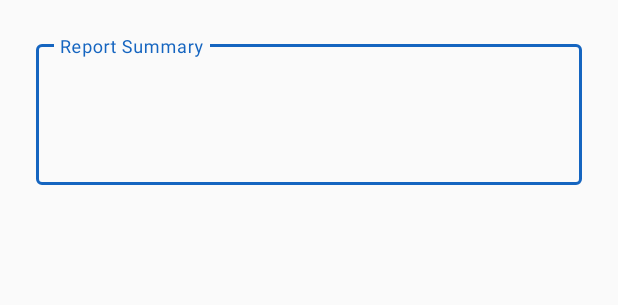
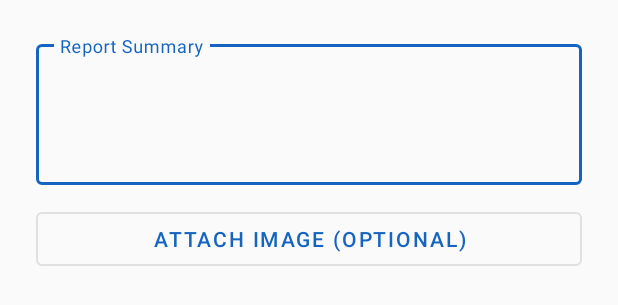
Before and after one commit to rajashish147/FieldTrack, an Android app: the layout dialog_add_report.xml on its own in the app's theme, with its tools: preview values and no code run, on a phone screen of 412 x 824 dp. Shown: the top 305 px of the screen. Run offline under Robolectric (Android 15) with nearby library versions, the phone set to English and light mode, and no system bars; network calls fail.

Commit message:
Implement daily work reports with one-per-day enforcement and optional image upload

```diff
--- a/app/src/main/java/com/fieldtrack/app/data/local/dao/ReportDao.kt
+++ b/app/src/main/java/com/fieldtrack/app/data/local/dao/ReportDao.kt
@@ -28,4 +28,7 @@ interface ReportDao {
 
     @Query("UPDATE reports SET isSynced = 1 WHERE id IN (:ids)")
     suspend fun markAsSynced(ids: List<String>)
+
+    @Query("SELECT * FROM reports WHERE userId = :userId AND date = :date LIMIT 1")
+    suspend fun getReportByUserAndDate(userId: String, date: String): ReportEntity?
 }
--- a/app/src/main/java/com/fieldtrack/app/data/repository/ReportRepository.kt
+++ b/app/src/main/java/com/fieldtrack/app/data/repository/ReportRepository.kt
@@ -72,6 +72,11 @@ class ReportRepository(
             }
         }
 
+    suspend fun hasReportForToday(userId: String, date: String): Boolean =
+        withContext(Dispatchers.IO) {
+            reportDao.getReportByUserAndDate(userId, date) != null
+        }
+
     suspend fun fetchAllReports(): NetworkResult<List<Report>> =
         withContext(Dispatchers.IO) {
             try {
--- a/app/src/main/java/com/fieldtrack/app/di/ViewModelModule.kt
+++ b/app/src/main/java/com/fieldtrack/app/di/ViewModelModule.kt
@@ -14,7 +14,7 @@ val viewModelModule = module {
     viewModel { LoginViewModel(get()) }
     viewModel { DashboardViewModel(get(), get(), get(), get()) }
     viewModel { MapViewModel(get()) }
-    viewModel { ReportViewModel(get(), get()) }
+    viewModel { ReportViewModel(get(), get(), get()) }
     viewModel { ExpenseViewModel(get(), get()) }
     viewModel { AdminViewModel(get(), get(), get(), get()) }
 }
--- /dev/null
+++ b/app/src/main/res/drawable/bg_image_placeholder.xml
@@ -0,0 +1,8 @@
+<shape xmlns:android="http://schemas.android.com/apk/res/android"
+    android:shape="rectangle">
+    <corners android:radius="8dp" />
+    <stroke
+        android:width="1dp"
+        android:color="#E0E0E0" />
+    <solid android:color="#F5F5F5" />
+</shape>
--- /dev/null
+++ b/app/src/main/res/drawable/ic_camera.xml
@@ -0,0 +1,13 @@
+<vector xmlns:android="http://schemas.android.com/apk/res/android"
+    android:width="24dp"
+    android:height="24dp"
+    android:viewportWidth="24"
+    android:viewportHeight="24"
+    android:tint="?attr/colorControlNormal">
+    <path
+        android:fillColor="@android:color/white"
+        android:pathData="M12,12m-3.2,0a3.2,3.2 0,1 1,6.4 0a3.2,3.2 0,1 1,-6.4 0" />
+    <path
+        android:fillColor="@android:color/white"
+        android:pathData="M9,2L7.17,4H4c-1.1,0 -2,0.9 -2,2v12c0,1.1 0.9,2 2,2h16c1.1,0 2,-0.9 2,-2V6c0,-1.1 -0.9,-2 -2,-2h-3.17L15,2H9zm3,15c-2.76,0 -5,-2.24 -5,-5s2.24,-5 5,-5 5,2.24 5,5 -2.24,5 -5,5z" />
+</vector>
--- a/app/src/main/res/layout/dialog_add_report.xml
+++ b/app/src/main/res/layout/dialog_add_report.xml
@@ -21,4 +21,34 @@
 
     </com.google.android.material.textfield.TextInputLayout>
 
+    <com.google.android.material.button.MaterialButton
+        android:id="@+id/btn_attach_image"
+        style="@style/Widget.MaterialComponents.Button.OutlinedButton"
+        android:layout_width="match_parent"
+        android:layout_height="wrap_content"
+        android:layout_marginTop="12dp"
+        android:text="Attach Image (Optional)"
+        android:drawableStart="@drawable/ic_camera"
+        android:drawablePadding="8dp" />
+
+    <ImageView
+        android:id="@+id/iv_preview"
+        android:layout_width="match_parent"
+        android:layout_height="160dp"
+        android:layout_marginTop="8dp"
+        android:scaleType="centerCrop"
+        android:visibility="gone"
+        android:contentDescription="Image preview"
+        android:background="@drawable/bg_image_placeholder" />
+
+    <TextView
+        android:id="@+id/tv_remove_image"
+        android:layout_width="wrap_content"
+        android:layout_height="wrap_content"
+        android:layout_marginTop="4dp"
+        android:text="Remove image"
+        android:textColor="@color/status_rejected"
+        android:textSize="12sp"
+        android:visibility="gone" />
+
 </LinearLayout>
```
Also changed, not shown: app/src/main/java/com/fieldtrack/app/ui/report/ReportAdapter.kt (+11 -0 lines), app/src/main/java/com/fieldtrack/app/ui/report/ReportFragment.kt (+78 -4 lines), app/src/main/java/com/fieldtrack/app/ui/report/ReportViewModel.kt (+79 -5 lines), app/src/main/java/com/fieldtrack/app/util/ImageUtils.kt (added, +51 -0 lines), app/src/main/res/layout/item_report.xml (+10 -0 lines).
